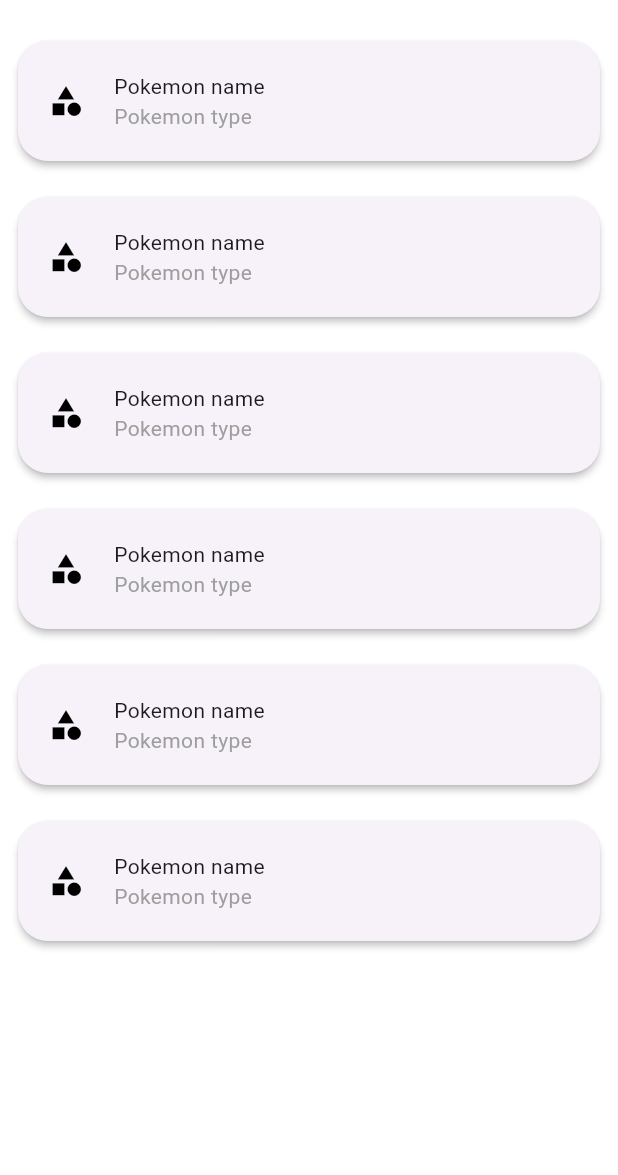
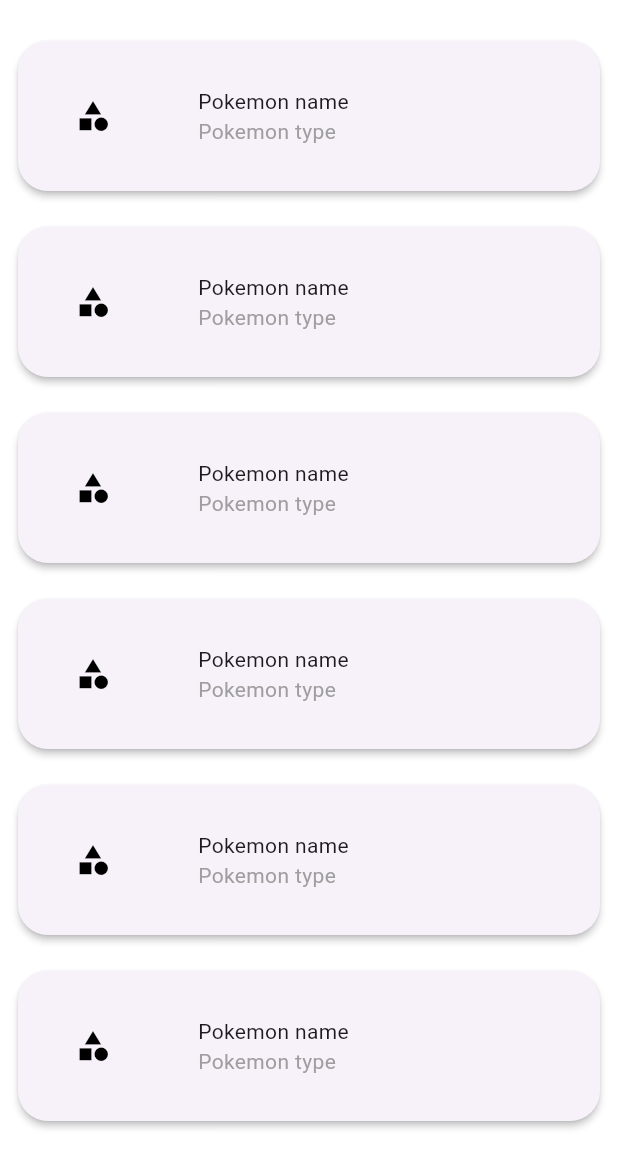
Before and after one commit to Idanmal8/Pokemon_Knox, a Flutter app: the screen it shows after launch, on a phone screen of 412 x 824 dp, the part 61-1236 px from its top. Run offline on Flutter 3.47's test engine with Material 3 defaults, Android fonts, the light colour scheme and no system bars; network calls fail.

Commit message:
keep working

```diff
--- a/lib/pages/my_team_list_screen/widget/pokemon_card_tile.dart
+++ b/lib/pages/my_team_list_screen/widget/pokemon_card_tile.dart
@@ -16,19 +16,26 @@
     return Padding(
       padding: const EdgeInsets.all(8.0),
       child: Card(
+        color: pokemon?.primaryTypeColor,
         shape: RoundedRectangleBorder(
           borderRadius: BorderRadius.circular(20),
         ),
         elevation: 2,
         child: GestureDetector(
           onTap: onTap,
-          child: Padding(
-            padding: const EdgeInsets.all(20.0),
           child: Row(
             children: [
-                pokemon != null
-                    ? Image.network(pokemon?.url ?? '', fit: BoxFit.contain)
+              Container(
+                width: 100,
+                height: 100,
+                decoration: BoxDecoration(
+                  borderRadius: BorderRadius.circular(20),
+                ),
+                child: pokemon != null
+                    ? Image.network(pokemon?.frontDefaultSprite ?? '',fit: BoxFit.fitWidth,)
                     : const Icon(Icons.category_sharp),
+              ),
+
               const SizedBox(width: 20),
               Expanded(
                 child: Column(
@@ -69,7 +76,6 @@
           ),
         ),
       ),
-      ),
     );
   }
 }
```
Lines whose indentation alone changed are shown as unchanged.
